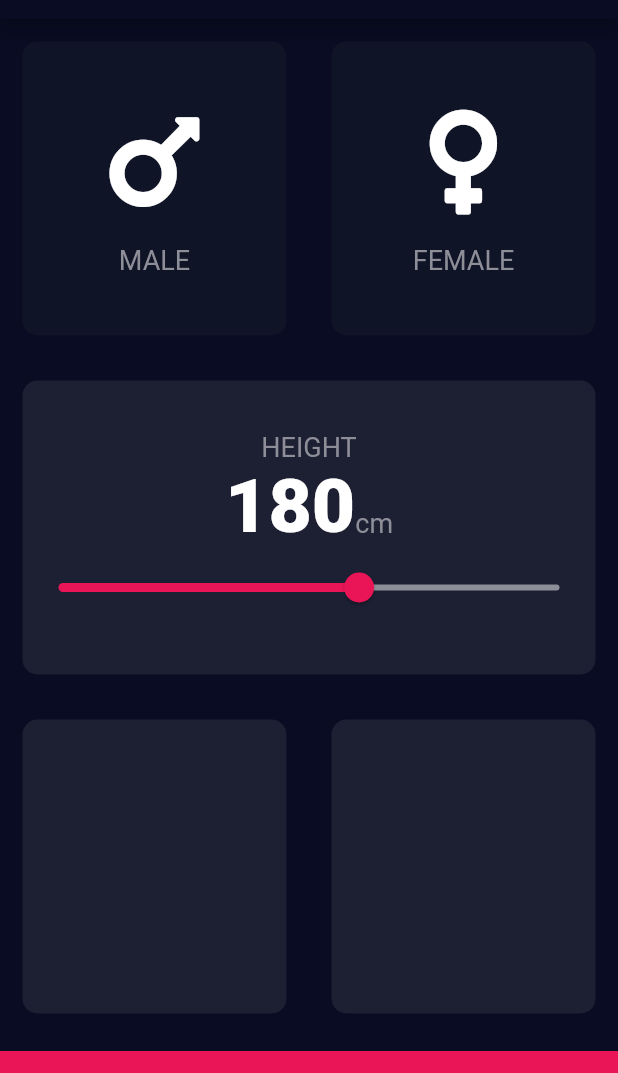
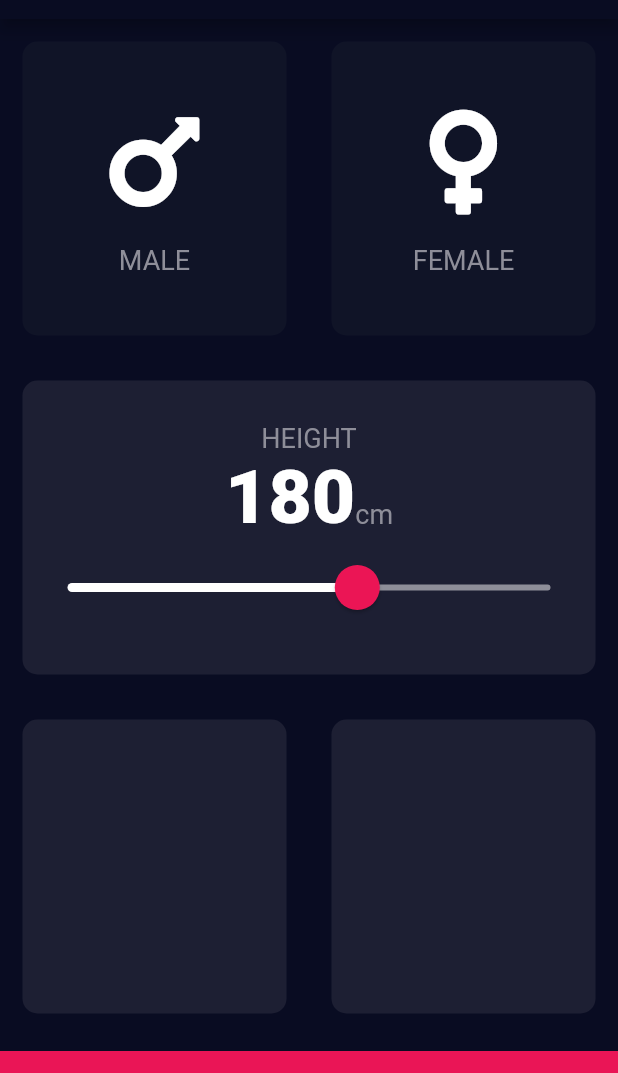
Before and after one commit to Oyekunle-Mark/rango_bmi_calc, a Flutter app: the screen it shows after launch, on a phone screen of 412 x 824 dp, the part 65-1138 px from its top. Run offline on Flutter 3.47's test engine with Material 2 defaults, Android fonts, the phone set to English and light mode, and no system bars; our stand-ins replace font_awesome_flutter.

Commit message:
Used a slider theme to style the widget

```diff
--- a/lib/input_page.dart
+++ b/lib/input_page.dart
@@ -90,17 +90,27 @@ class _InputPageState extends State<InputPage> {
                         ),
                       ],
                     ),
-                    Slider(
+                    SliderTheme(
+                      data: SliderTheme.of(context).copyWith(
+                        thumbColor: Color(0xffeb1555),
+                        overlayColor: Color(0x29eb1555),
+                        activeTrackColor: Colors.white,
+                        inactiveTrackColor: kGrayColor,
+                        thumbShape:
+                            RoundSliderThumbShape(enabledThumbRadius: 15.0),
+                        overlayShape:
+                            RoundSliderOverlayShape(overlayRadius: 30.0),
+                      ),
+                      child: Slider(
                         value: height.toDouble(),
                         min: 120.0,
                         max: 220.0,
-                      activeColor: kBorderContainerColor,
-                      inactiveColor: kGrayColor,
                         onChanged: (double newValue) {
                           setState(() {
                             height = newValue.round();
                           });
                         },
+                      ),
                     ),
                   ],
                 ),
```
Lines whose indentation alone changed are shown as unchanged.
